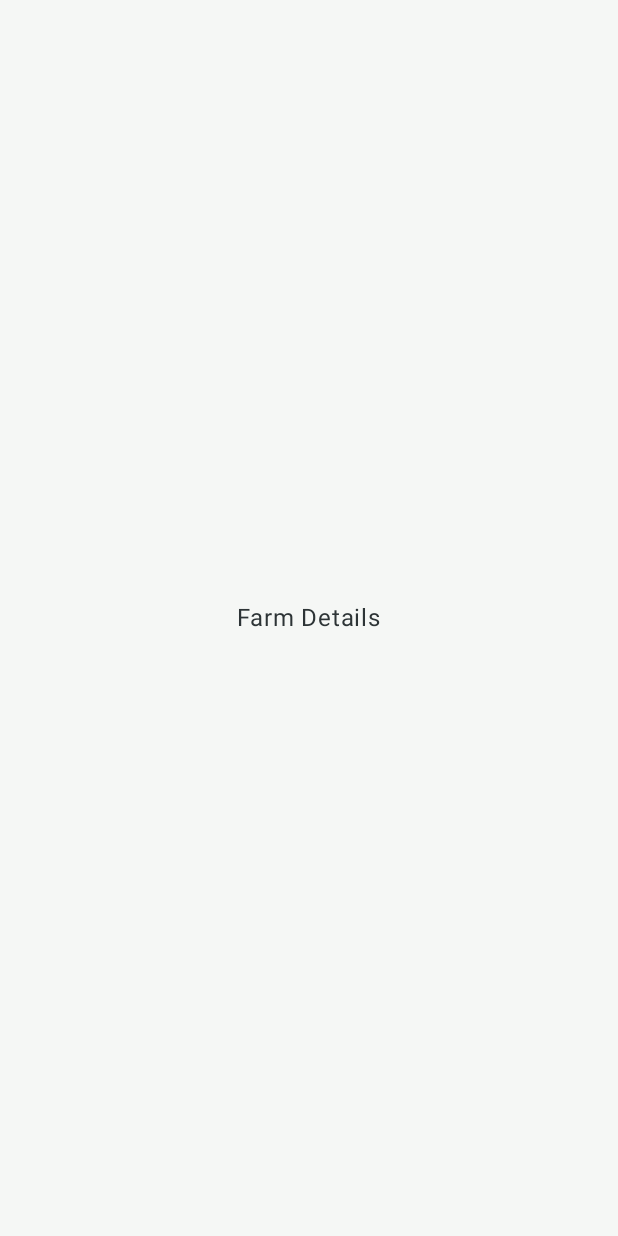
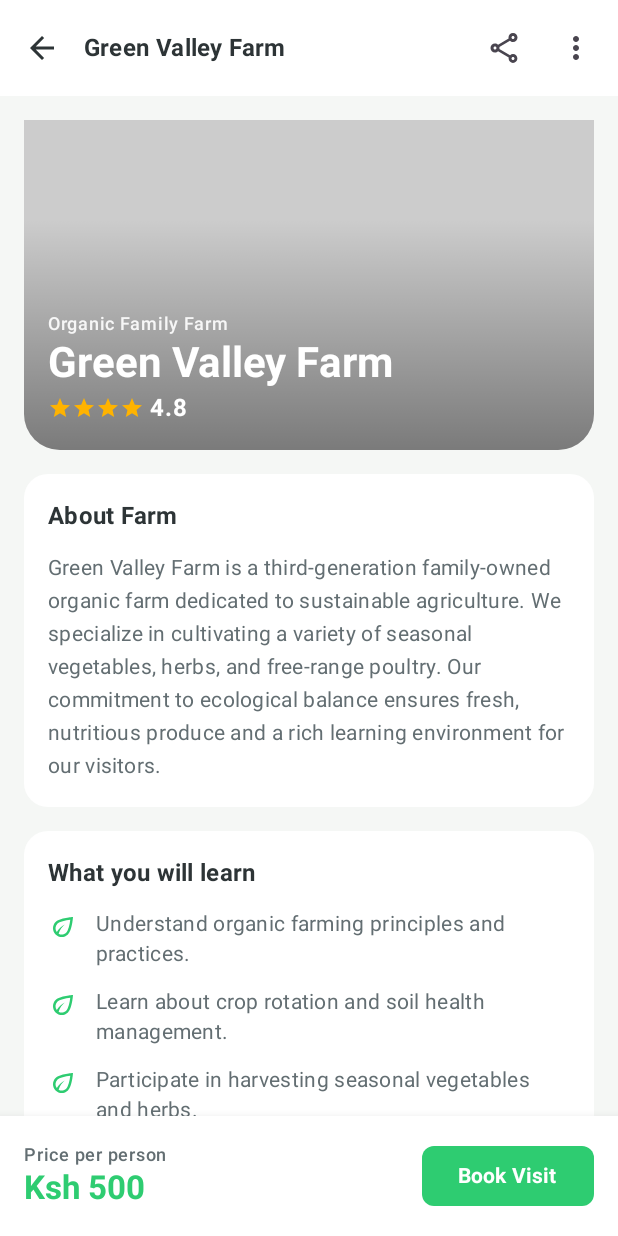
Before and after one commit to ethanbwibo-Strath/AgriTour-Android-App, an Android app built with Jetpack Compose: the FarmDetailScreen screen opened through its navigation route, on a phone screen of 412 x 824 dp. Before the commit the screen is almost empty. Run offline under Robolectric (Android 15) with nearby library versions, the phone set to English and light mode, and no system bars.

Commit message:
Farm details base UI

```diff
--- a/app/src/main/java/com/example/agritour/ui/navigation/FarmAppNavigation.kt
+++ b/app/src/main/java/com/example/agritour/ui/navigation/FarmAppNavigation.kt
@@ -9,6 +9,7 @@ import androidx.compose.ui.Modifier
 import androidx.navigation.compose.NavHost
 import androidx.navigation.compose.composable
 import androidx.navigation.compose.rememberNavController
+import com.example.agritour.ui.screens.FarmDetailScreen
 import com.example.agritour.ui.screens.HomeScreen
 
 @Composable
@@ -36,7 +37,19 @@ fun FarmAppNavigation() {
 
         // 3. Farm Details Route
         composable(route = AppScreens.FarmDetailScreen.name) {
-            PlaceholderScreen("Farm Details")
+            FarmDetailScreen(
+                onBackClick = {
+                    navController.popBackStack() // Go back to Home
+                },
+                onBookClick = {
+                    navController.navigate(AppScreens.BookingScreen.name)
+                }
+            )
+        }
+
+        // 4. Booking Screen Route (Still a placeholder for now)
+        composable(route = AppScreens.BookingScreen.name) {
+            PlaceholderScreen("Booking Flow - Select Date & Group")
         }
 
         // ... We will add the other routes as we build the screens
--- /dev/null
+++ b/app/src/main/java/com/example/agritour/ui/screens/FarmDetailScreen.kt
@@ -0,0 +1,274 @@
+package com.example.agritour.ui.screens
+
+import androidx.compose.foundation.Image
+import androidx.compose.foundation.background
+import androidx.compose.foundation.layout.*
+import androidx.compose.foundation.rememberScrollState
+import androidx.compose.foundation.shape.CircleShape
+import androidx.compose.foundation.shape.RoundedCornerShape
+import androidx.compose.foundation.verticalScroll
+import androidx.compose.material.icons.Icons
+import androidx.compose.material.icons.automirrored.filled.ArrowBack
+import androidx.compose.material.icons.automirrored.outlined.Message
+import androidx.compose.material.icons.filled.MoreVert
+import androidx.compose.material.icons.filled.Share
+import androidx.compose.material.icons.filled.Star
+import androidx.compose.material.icons.outlined.Eco
+import androidx.compose.material.icons.outlined.Share
+import androidx.compose.material3.*
+import androidx.compose.runtime.Composable
+import androidx.compose.ui.Alignment
+import androidx.compose.ui.Modifier
+import androidx.compose.ui.draw.clip
+import androidx.compose.ui.graphics.Brush
+import androidx.compose.ui.graphics.Color
+import androidx.compose.ui.graphics.vector.ImageVector
+import androidx.compose.ui.layout.ContentScale
+import androidx.compose.ui.res.painterResource
+import androidx.compose.ui.text.font.FontWeight
+import androidx.compose.ui.unit.dp
+import androidx.compose.ui.unit.sp
+import com.example.agritour.R // Ensure this matches your package
+import com.example.agritour.ui.theme.AgriBackground
+import com.example.agritour.ui.theme.AgriGreen
+import com.example.agritour.ui.theme.TextBlack
+import com.example.agritour.ui.theme.TextGrey
+
+@OptIn(ExperimentalMaterial3Api::class)
+@Composable
+fun FarmDetailScreen(
+    onBackClick: () -> Unit,
+    onBookClick: () -> Unit
+) {
+    val scrollState = rememberScrollState()
+
+    Scaffold(
+        containerColor = AgriBackground, // The light grey background from your wireframe
+
+        // 1. Top Bar (Matching Wireframe)
+        topBar = {
+            TopAppBar(
+                title = {
+                    Text(
+                        "Green Valley Farm",
+                        style = MaterialTheme.typography.titleMedium,
+                        fontWeight = FontWeight.Bold
+                    )
+                },
+                navigationIcon = {
+                    IconButton(onClick = onBackClick) {
+                        Icon(Icons.AutoMirrored.Filled.ArrowBack, contentDescription = "Back")
+                    }
+                },
+                actions = {
+                    IconButton(onClick = { /* Share logic */ }) {
+                        Icon(Icons.Outlined.Share, contentDescription = "Share")
+                    }
+                    IconButton(onClick = { /* Menu logic */ }) {
+                        Icon(Icons.Default.MoreVert, contentDescription = "Menu")
+                    }
+                },
+                colors = TopAppBarDefaults.topAppBarColors(containerColor = Color.White)
+            )
+        },
+
+        // 2. Sticky Bottom Booking Bar (Retained per request)
+        bottomBar = {
+            Surface(
+                shadowElevation = 10.dp,
+                color = Color.White,
+                modifier = Modifier.fillMaxWidth()
+            ) {
+                Row(
+                    modifier = Modifier
+                        .padding(16.dp)
+                        .fillMaxWidth(),
+                    horizontalArrangement = Arrangement.SpaceBetween,
+                    verticalAlignment = Alignment.CenterVertically
+                ) {
+                    Column {
+                        Text("Price per person", style = MaterialTheme.typography.labelMedium, color = TextGrey)
+                        Text("Ksh 500", style = MaterialTheme.typography.titleLarge, fontWeight = FontWeight.Bold, color = AgriGreen)
+                    }
+                    Button(
+                        onClick = onBookClick,
+                        colors = ButtonDefaults.buttonColors(containerColor = AgriGreen),
+                        shape = RoundedCornerShape(8.dp)
+                    ) {
+                        Text("Book Visit", fontWeight = FontWeight.Bold)
+                    }
+                }
+            }
+        }
+    ) { paddingValues ->
+        Column(
+            modifier = Modifier
+                .padding(paddingValues)
+                .fillMaxSize()
+                .verticalScroll(scrollState)
+                .padding(16.dp), // Screen padding
+            verticalArrangement = Arrangement.spacedBy(16.dp)
+        ) {
+
+            // 3. Hero Image Section with Overlay Text
+            Box(
+                modifier = Modifier
+                    .fillMaxWidth()
+                    .height(220.dp)
+                    .clip(RoundedCornerShape(bottomStart = 24.dp, bottomEnd = 24.dp))
+                    .background(Color.LightGray) // Placeholder for Image
+            ) {
+                // Gradient for text readability
+                Box(
+                    modifier = Modifier
+                        .fillMaxSize()
+                        .background(
+                            Brush.verticalGradient(
+                                colors = listOf(Color.Transparent, Color.Black.copy(alpha = 0.4f)),
+                                startY = 100f
+                            )
+                        )
+                )
+
+                // Text Overlay
+                Column(
+                    modifier = Modifier
+                        .align(Alignment.BottomStart)
+                        .padding(16.dp)
+                ) {
+                    Text(
+                        text = "Organic Family Farm",
+                        style = MaterialTheme.typography.labelMedium,
+                        color = Color.White.copy(alpha = 0.9f)
+                    )
+                    Text(
+                        text = "Green Valley Farm",
+                        style = MaterialTheme.typography.headlineMedium,
+                        fontWeight = FontWeight.Bold,
+                        color = Color.White
+                    )
+                    Row(verticalAlignment = Alignment.CenterVertically) {
+                        repeat(4) {
+                            Icon(Icons.Default.Star, null, tint = Color(0xFFFFB300), modifier = Modifier.size(16.dp))
+                        }
+                        Spacer(modifier = Modifier.width(4.dp))
+                        Text("4.8", color = Color.White, fontWeight = FontWeight.Bold)
+                    }
+                }
+            }
+
+            // 4. About Farm Card
+            ContentCard(title = "About Farm") {
+                Text(
+                    text = "Green Valley Farm is a third-generation family-owned organic farm dedicated to sustainable agriculture. We specialize in cultivating a variety of seasonal vegetables, herbs, and free-range poultry. Our commitment to ecological balance ensures fresh, nutritious produce and a rich learning environment for our visitors.",
+                    style = MaterialTheme.typography.bodyMedium,
+                    color = TextGrey,
+                    lineHeight = 22.sp
+                )
+            }
+
+            // 5. "What you will learn" Card
+            ContentCard(title = "What you will learn") {
+                Column(verticalArrangement = Arrangement.spacedBy(12.dp)) {
+                    LearnItem("Understand organic farming principles and practices.")
+                    LearnItem("Learn about crop rotation and soil health management.")
+                    LearnItem("Participate in harvesting seasonal vegetables and herbs.")
+                    LearnItem("Discover the life cycle and care of free-range chickens.")
+                    LearnItem("Explore sustainable water management techniques.")
+                }
+            }
+
+            // 6. Owner Profile Card
+            ContentCard(title = "Owner Profile") {
+                Row(verticalAlignment = Alignment.CenterVertically) {
+                    // Avatar Placeholder
+                    Box(
+                        modifier = Modifier
+                            .size(50.dp)
+                            .clip(CircleShape)
+                            .background(Color(0xFFD1F2EB)) // Light Green bg
+                    ) {
+                        // Normally an Image here. Using Icon for placeholder
+                        Icon(
+                            imageVector = Icons.Default.MoreVert, // Replace with User Image
+                            contentDescription = null,
+                            tint = AgriGreen,
+                            modifier = Modifier.align(Alignment.Center)
+                        )
+                    }
+
+                    Spacer(modifier = Modifier.width(16.dp))
+
+                    Column {
+                        Text("Maria Rodriguez", style = MaterialTheme.typography.titleMedium, fontWeight = FontWeight.Bold)
+                        Text("Farm Owner & Educator", style = MaterialTheme.typography.bodyMedium, color = TextGrey)
+                    }
+                }
+
+                Spacer(modifier = Modifier.height(16.dp))
+
+                // Chat Button
+                Button(
+                    onClick = { /* Open Chat */ },
+                    modifier = Modifier.fillMaxWidth(),
+                    colors = ButtonDefaults.buttonColors(containerColor = AgriGreen),
+                    shape = RoundedCornerShape(50) // Pill shape
+                ) {
+                    Icon(Icons.AutoMirrored.Outlined.Message, contentDescription = null, modifier = Modifier.size(18.dp))
+                    Spacer(modifier = Modifier.width(8.dp))
+                    Text("Chat with Owner")
+                }
+            }
+
+            // Spacer to ensure content isn't hidden by bottom bar
+            Spacer(modifier = Modifier.height(80.dp))
+        }
+    }
+}
+
+// --- Helper Components for Clean Code ---
+
+@Composable
+fun ContentCard(
+    title: String,
+    content: @Composable () -> Unit
+) {
+    Card(
+        modifier = Modifier.fillMaxWidth(),
+        colors = CardDefaults.cardColors(containerColor = Color.White),
+        shape = RoundedCornerShape(16.dp),
+        elevation = CardDefaults.cardElevation(defaultElevation = 0.dp) // Flat style like wireframe
+    ) {
+        Column(modifier = Modifier.padding(16.dp)) {
+            Text(
+                text = title,
+                style = MaterialTheme.typography.titleMedium,
+                fontWeight = FontWeight.Bold,
+                color = TextBlack
+            )
+            Spacer(modifier = Modifier.height(12.dp))
+            content()
+        }
+    }
+}
+
+@Composable
+fun LearnItem(text: String) {
+    // Change 'crossAxisAlignment' to 'verticalAlignment'
+    Row(verticalAlignment = Alignment.Top) {
+        Icon(
+            imageVector = Icons.Outlined.Eco,
+            contentDescription = null,
+            tint = AgriGreen,
+            modifier = Modifier
+                .size(20.dp)
+                .offset(y = 2.dp) // Slight offset to align with text cap-height
+        )
+        Spacer(modifier = Modifier.width(12.dp))
+        Text(
+            text = text,
+            style = MaterialTheme.typography.bodyMedium,
+            color = TextGrey
+        )
+    }
+}
```
